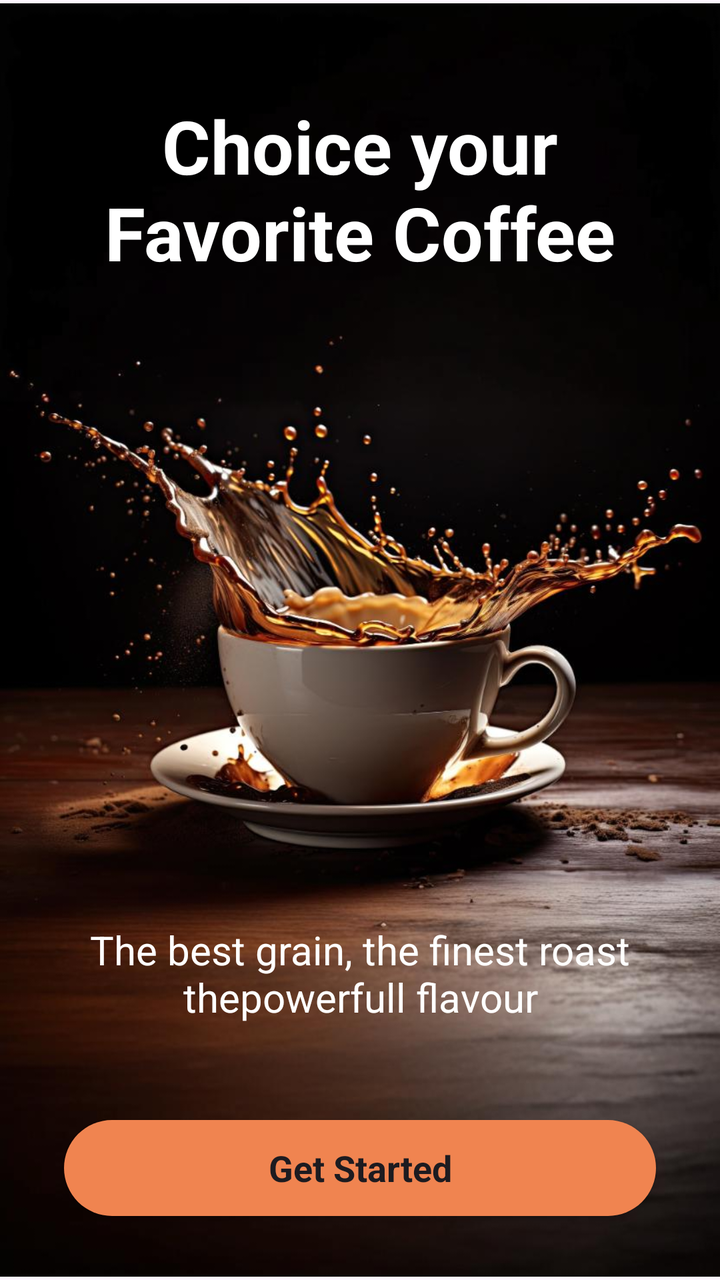
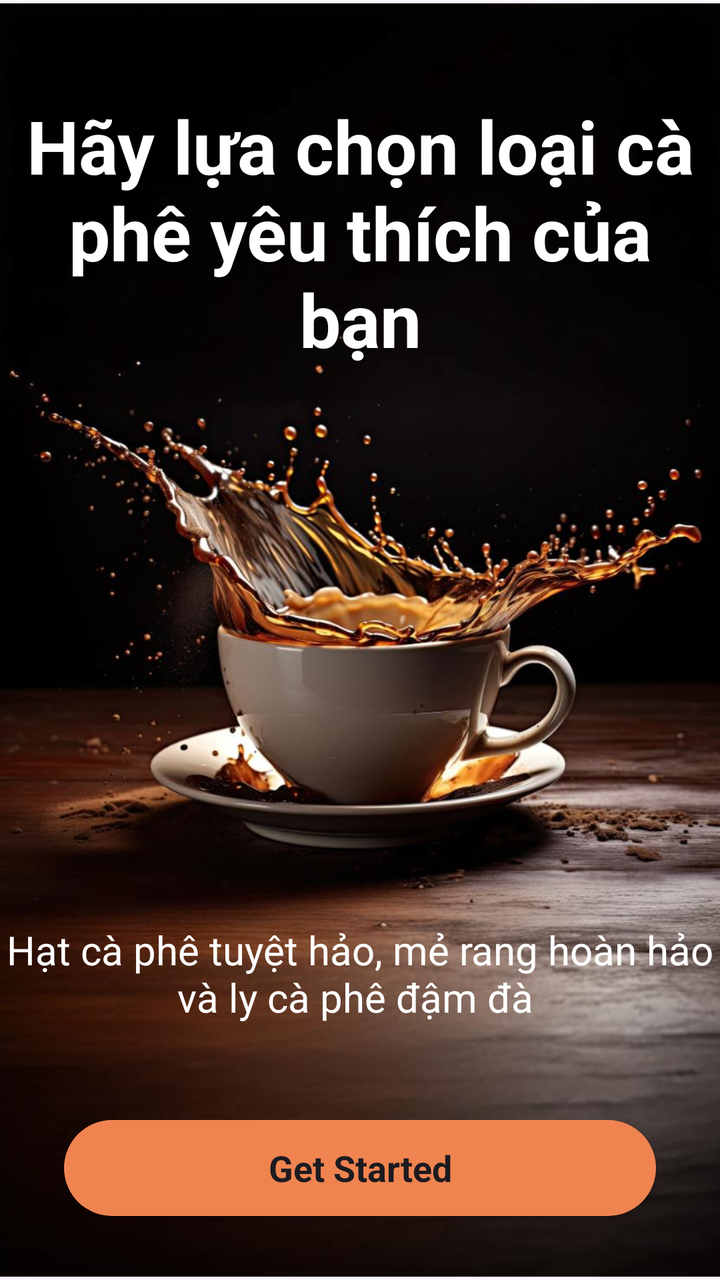

Screens rendered from an Android XML layout before and after an edit, with the pre-edit source and the edit as a unified diff.
<!-- AndroidManifest.xml: application theme Theme.Coffeeshop -->
<!-- res/layout/activity_splash.xml -->
<?xml version="1.0" encoding="utf-8"?>
<androidx.constraintlayout.widget.ConstraintLayout xmlns:android="http://schemas.android.com/apk/res/android"
    xmlns:app="http://schemas.android.com/apk/res-auto"
    xmlns:tools="http://schemas.android.com/tools"
    android:id="@+id/main"
    android:layout_width="match_parent"
    android:layout_height="wrap_content"
    tools:context=".Activity.SplashActivity">

    <ImageView
        android:id="@+id/imageView"
        android:layout_width="wrap_content"
        android:layout_height="wrap_content"
        app:layout_constraintBottom_toBottomOf="parent"
        app:layout_constraintEnd_toEndOf="parent"
        app:layout_constraintStart_toStartOf="parent"
        app:layout_constraintTop_toTopOf="parent"
        app:srcCompat="@drawable/splash_pic" />

    <TextView
        android:id="@+id/textView"
        android:layout_width="wrap_content"
        android:layout_height="wrap_content"
        android:layout_marginTop="48dp"
        android:text="@string/choice_your_nfavorite_coffee"
        android:textAlignment="center"
        android:textColor="@color/white"
        android:textSize="37sp"
        android:textStyle="bold"
        app:layout_constraintEnd_toEndOf="parent"
        app:layout_constraintStart_toStartOf="parent"
        app:layout_constraintTop_toTopOf="parent" />

    <TextView
        android:id="@+id/textView2"
        android:layout_width="wrap_content"
        android:layout_height="wrap_content"
        android:layout_marginBottom="48dp"
        android:textColor="@color/white"
        android:textAlignment="center"
        android:textSize="20sp"
        android:text="@string/the_best_grain_the_finest_roast_nthepowerfull_flavour"
        app:layout_constraintBottom_toTopOf="@+id/btnStart"
        app:layout_constraintEnd_toEndOf="parent"
        app:layout_constraintStart_toStartOf="parent" />

    <androidx.appcompat.widget.AppCompatButton
        style="@android:style/Widget"
        android:textStyle="bold"
        android:id="@+id/btnStart"
        android:layout_width="0dp"
        android:layout_height="wrap_content"
        android:text="@string/get_started"
        android:textSize="18sp"
        android:background="@drawable/orange_bg"
        app:layout_constraintBottom_toBottomOf="parent"
        app:layout_constraintEnd_toEndOf="parent"
        app:layout_constraintStart_toStartOf="parent"
        android:layout_margin="32dp"/>
</androidx.constraintlayout.widget.ConstraintLayout>
<!-- resources referenced by this layout -->
<resources>
  <color name="white">#FFFFFFFF</color>
  <!-- drawable orange_bg (drawable) -->
  <?xml version="1.0" encoding="utf-8"?>
  <selector xmlns:android="http://schemas.android.com/apk/res/android">
      <item>
          <shape android:shape="rectangle">
              <solid android:color="@color/orange"/>
              <corners android:radius="50dp"/>
          </shape>
      </item>
  </selector>
  <!-- drawable splash_pic: png bitmap (drawable, 766833 bytes) -->
  <string name="choice_your_nfavorite_coffee">Choice your\nFavorite Coffee</string>
  <string name="get_started">Get Started</string>
  <string name="the_best_grain_the_finest_roast_nthepowerfull_flavour">The best grain, the finest roast\nthepowerfull flavour</string>
  <style name="Theme.Coffeeshop" parent="Base.Theme.Coffeeshop" />
  <color name="orange">#F08450</color>
  <style name="Base.Theme.Coffeeshop" parent="Theme.Material3.DayNight.NoActionBar">
          
          
      </style>
</resources>

<!-- the commit's change to res/layout/activity_splash.xml (unified diff, before → after) -->
@@ -22,7 +22,7 @@
         android:layout_width="wrap_content"
         android:layout_height="wrap_content"
         android:layout_marginTop="48dp"
-        android:text="@string/choice_your_nfavorite_coffee"
+        android:text="Hãy lựa chọn loại cà phê yêu thích của bạn"
         android:textAlignment="center"
         android:textColor="@color/white"
         android:textSize="37sp"
@@ -39,7 +39,7 @@
         android:textColor="@color/white"
         android:textAlignment="center"
         android:textSize="20sp"
-        android:text="@string/the_best_grain_the_finest_roast_nthepowerfull_flavour"
+        android:text="Hạt cà phê tuyệt hảo, mẻ rang hoàn hảo và ly cà phê đậm đà "
         app:layout_constraintBottom_toTopOf="@+id/btnStart"
         app:layout_constraintEnd_toEndOf="parent"
         app:layout_constraintStart_toStartOf="parent" />
<!-- resource entries referenced after the edit -->
@@ -12,9 +12,7 @@
       </item>
   </selector>
   <!-- drawable splash_pic: png bitmap (drawable, 766833 bytes) -->
-  <string name="choice_your_nfavorite_coffee">Choice your\nFavorite Coffee</string>
   <string name="get_started">Get Started</string>
-  <string name="the_best_grain_the_finest_roast_nthepowerfull_flavour">The best grain, the finest roast\nthepowerfull flavour</string>
   <style name="Theme.Coffeeshop" parent="Base.Theme.Coffeeshop" />
   <color name="orange">#F08450</color>
   <style name="Base.Theme.Coffeeshop" parent="Theme.Material3.DayNight.NoActionBar">
